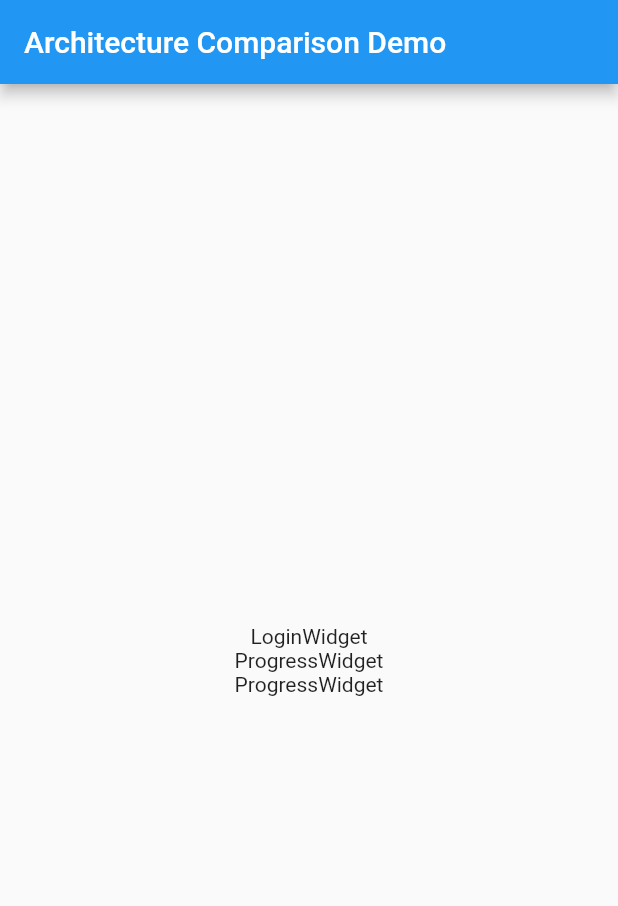
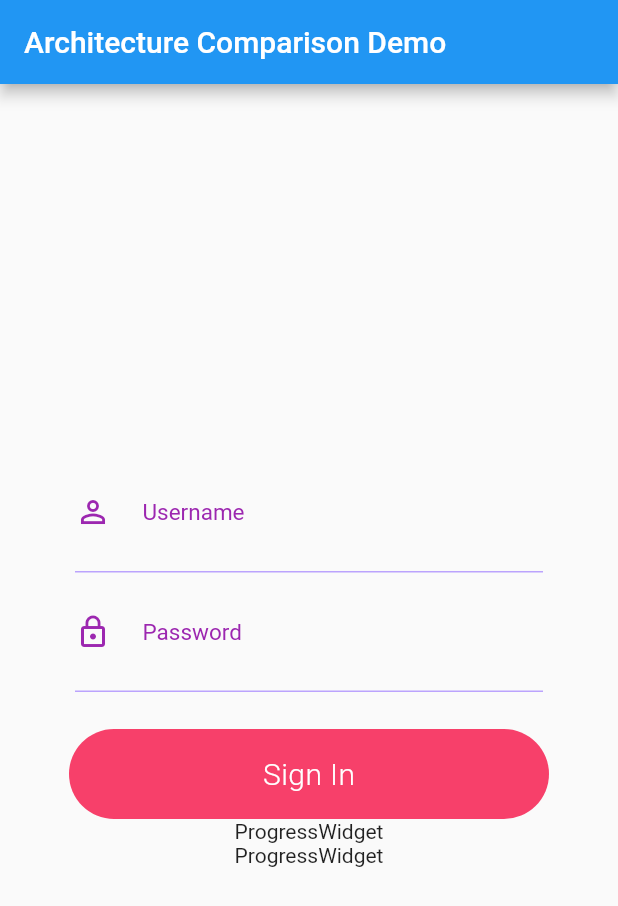
Before and after one commit to kosiara/bloc-vs-pprov-vs-redux, a Flutter app: the screen it shows after launch, on a phone screen of 412 x 824 dp. Shown: the top 906 px of the screen. Run offline on Flutter 3.47's test engine with Material 2 defaults, Android fonts, the phone set to English and light mode, and no system bars.

Commit message:
simple components

```diff
--- a/flutter_arch/lib/provider_examp.dart
+++ b/flutter_arch/lib/provider_examp.dart
@@ -62,7 +62,18 @@ class LoginWidget extends StatelessWidget {
 
   @override
   Widget build(BuildContext context) {
-    return Text("LoginWidget");
+    return Padding(
+      padding: const EdgeInsets.only(left: 30.0, right: 30),
+      child: Column(
+        children: <Widget>[
+          FormContainer(),
+          Padding(
+            padding: const EdgeInsets.only(top: 25.0),
+            child: SignInButton(),
+          )
+        ],
+      ),
+    );
   }
 }
 
@@ -81,3 +92,96 @@ class ProgressWidget extends StatelessWidget {
     return Text("ProgressWidget");
   }
 }
+
+// source: https://flutterawesome.com/a-new-open-source-flutter-login-home-animation/
+class FormContainer extends StatelessWidget {
+  @override
+  Widget build(BuildContext context) {
+    return (new Container(
+      margin: new EdgeInsets.symmetric(horizontal: 20.0),
+      child: new Column(
+        mainAxisAlignment: MainAxisAlignment.spaceEvenly,
+        children: <Widget>[
+          new Form(
+              child: new Column(
+                mainAxisAlignment: MainAxisAlignment.spaceAround,
+                children: <Widget>[
+                  new InputFieldArea(
+                    hint: "Username",
+                    obscure: false,
+                    icon: Icons.person_outline,
+                  ),
+                  new InputFieldArea(
+                    hint: "Password",
+                    obscure: true,
+                    icon: Icons.lock_outline,
+                  ),
+                ],
+              )),
+        ],
+      ),
+    ));
+  }
+}
+
+class InputFieldArea extends StatelessWidget {
+  final String hint;
+  final bool obscure;
+  final IconData icon;
+  InputFieldArea({this.hint, this.obscure, this.icon});
+  @override
+  Widget build(BuildContext context) {
+    return (new Container(
+      decoration: new BoxDecoration(
+        border: new Border(
+          bottom: new BorderSide(
+            width: 0.5,
+            color: Colors.deepPurpleAccent,
+          ),
+        ),
+      ),
+      child: new TextFormField(
+        obscureText: obscure,
+        style: const TextStyle(
+          color: Colors.purple,
+        ),
+        decoration: new InputDecoration(
+          icon: new Icon(
+            icon,
+            color: Colors.purple,
+          ),
+          border: InputBorder.none,
+          hintText: hint,
+          hintStyle: const TextStyle(color: Colors.purple, fontSize: 15.0),
+          contentPadding: const EdgeInsets.only(
+              top: 30.0, right: 30.0, bottom: 30.0, left: 5.0),
+        ),
+      ),
+    ));
+  }
+}
+
+class SignInButton extends StatelessWidget {
+  SignInButton();
+  @override
+  Widget build(BuildContext context) {
+    return (new Container(
+      width: 320.0,
+      height: 60.0,
+      alignment: FractionalOffset.center,
+      decoration: new BoxDecoration(
+        color: const Color.fromRGBO(247, 64, 106, 1.0),
+        borderRadius: new BorderRadius.all(const Radius.circular(30.0)),
+      ),
+      child: new Text(
+        "Sign In",
+        style: new TextStyle(
+          color: Colors.white,
+          fontSize: 20.0,
+          fontWeight: FontWeight.w300,
+          letterSpacing: 0.3,
+        ),
+      ),
+    ));
+  }
+}
```
